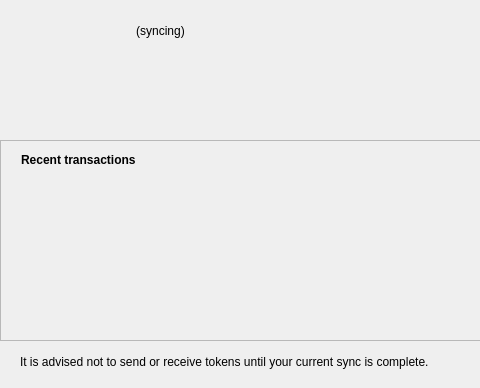
Before: the Qt Designer form src/qt/forms/overviewpage.ui in pedrorv0106/DAPS, drawn with Qt 5; both pictures show x 0 to 480 and y 225 to 613 of the 960 by 613 pixel window.
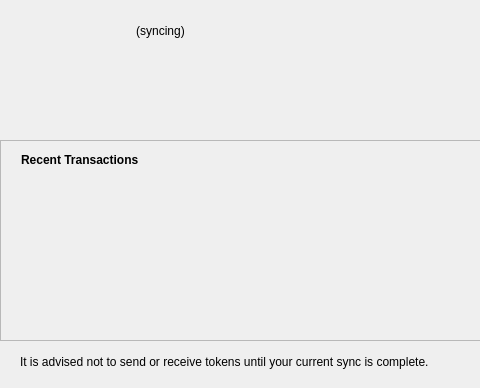
After: the same form once the commit is applied. Icons and pictures are not drawn.

Commit message: Qt > Overview: Capitalize Recent Transactions heading (#591)

Diff of the .ui file:
```diff
--- a/src/qt/forms/overviewpage.ui
+++ b/src/qt/forms/overviewpage.ui
@@ -497,7 +497,7 @@
                <string>Recent transactions</string>
               </property>
               <property name="text">
-               <string>Recent transactions</string>
+               <string>Recent Transactions</string>
               </property>
              </widget>
             </item>
```
Left out of the diff: 2 changed lines with no effect on the pictures.
